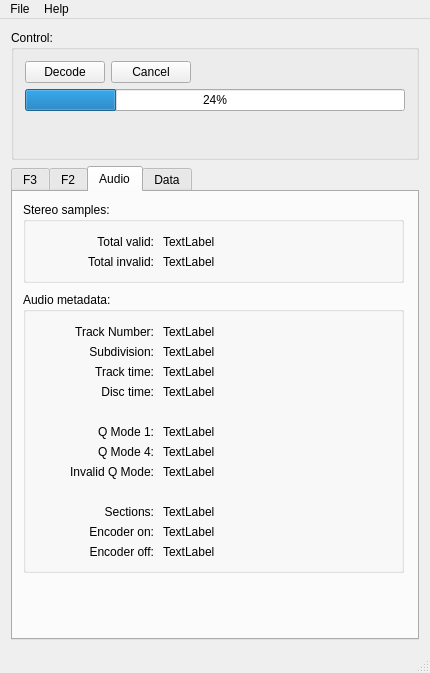
The window that tools/ld-process-efm/mainwindow.ui (happycube/ld-decode) describes before a commit, drawn with Qt 5.
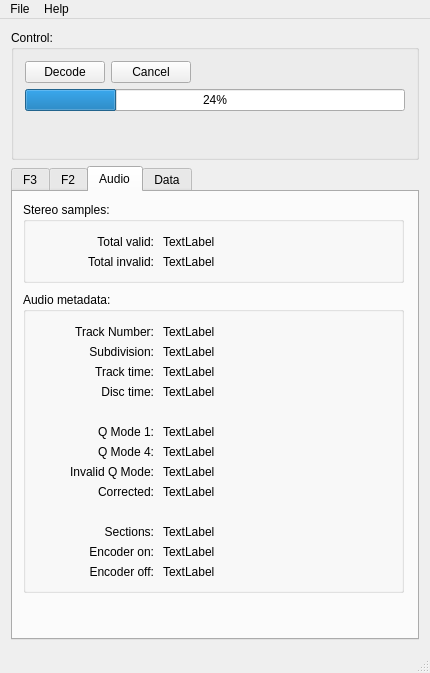
The same window after the commit. Icons and pictures are not drawn.

Commit message: Added Q subcode error correction and audio output muting/filling to ld-decode-efm - WIP #228

What changed in the file:
```diff
--- a/tools/ld-process-efm/mainwindow.ui
+++ b/tools/ld-process-efm/mainwindow.ui
@@ -787,7 +787,7 @@
             <x>10</x>
             <y>100</y>
             <width>381</width>
-            <height>281</height>
+            <height>301</height>
            </rect>
           </property>
           <property name="title">
@@ -797,7 +797,7 @@
            <property name="geometry">
             <rect>
              <x>10</x>
-             <y>230</y>
+             <y>250</y>
              <width>121</width>
              <height>20</height>
             </rect>
@@ -813,7 +813,7 @@
            <property name="geometry">
             <rect>
              <x>10</x>
-             <y>250</y>
+             <y>270</y>
              <width>121</width>
              <height>20</height>
             </rect>
@@ -877,7 +877,7 @@
            <property name="geometry">
             <rect>
              <x>140</x>
-             <y>230</y>
+             <y>250</y>
              <width>231</width>
              <height>20</height>
             </rect>
@@ -890,7 +890,7 @@
            <property name="geometry">
             <rect>
              <x>140</x>
-             <y>250</y>
+             <y>270</y>
              <width>231</width>
              <height>20</height>
             </rect>
@@ -942,7 +942,7 @@
            <property name="geometry">
             <rect>
              <x>10</x>
-             <y>210</y>
+             <y>230</y>
              <width>121</width>
              <height>20</height>
             </rect>
@@ -958,7 +958,7 @@
            <property name="geometry">
             <rect>
              <x>140</x>
-             <y>210</y>
+             <y>230</y>
              <width>231</width>
              <height>20</height>
             </rect>
@@ -1083,6 +1083,35 @@
             <string>TextLabel</string>
            </property>
           </widget>
+          <widget class="QLabel" name="label_35">
+           <property name="geometry">
+            <rect>
+             <x>10</x>
+             <y>190</y>
+             <width>121</width>
+             <height>20</height>
+            </rect>
+           </property>
+           <property name="text">
+            <string>Corrected:</string>
+           </property>
+           <property name="alignment">
+            <set>Qt::AlignRight|Qt::AlignTrailing|Qt::AlignVCenter</set>
+           </property>
+          </widget>
+          <widget class="QLabel" name="audio_qModeCorrected">
+           <property name="geometry">
+            <rect>
+             <x>140</x>
+             <y>190</y>
+             <width>231</width>
+             <height>20</height>
+            </rect>
+           </property>
+           <property name="text">
+            <string>TextLabel</string>
+           </property>
+          </widget>
          </widget>
         </widget>
         <widget class="QWidget" name="dataTab">
```
The commit also changes 4 other files.
